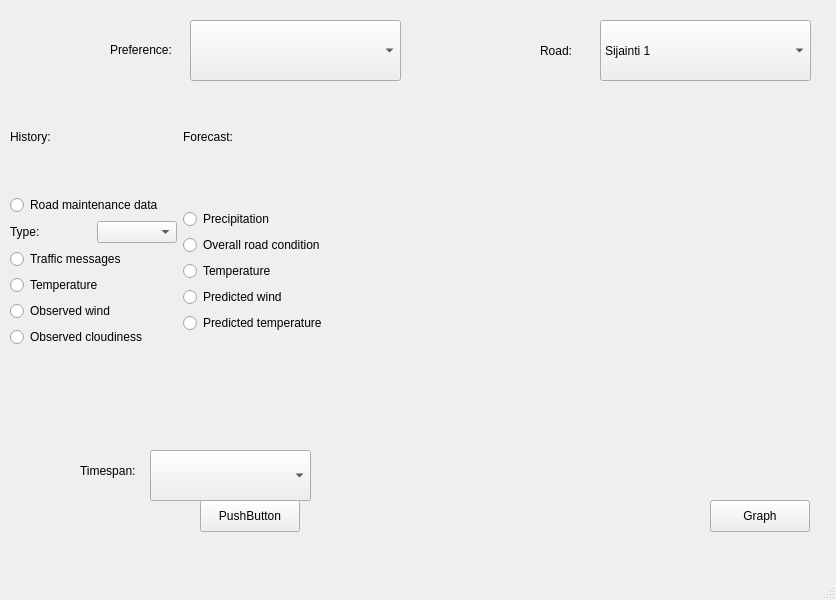
Above: rojekti/mainwindow.ui from victorzhj/roadConditionMonitor before the change. Below: the same form after it.
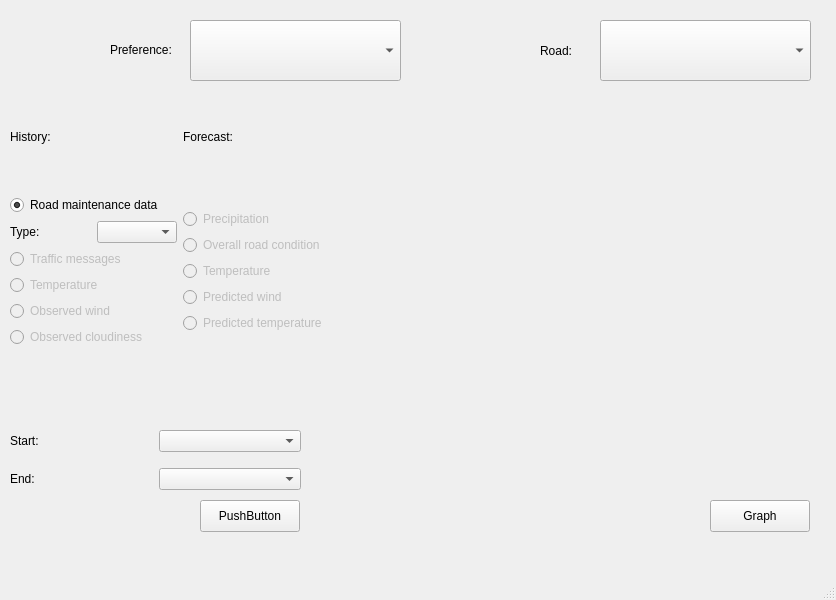
That is the form after the change.

Patch:
```diff
--- a/rojekti/mainwindow.ui
+++ b/rojekti/mainwindow.ui
@@ -33,16 +33,6 @@
       <height>61</height>
      </rect>
     </property>
-    <item>
-     <property name="text">
-      <string>Sijainti 1</string>
-     </property>
-    </item>
-    <item>
-     <property name="text">
-      <string>sijainti 2</string>
-     </property>
-    </item>
    </widget>
    <widget class="QPushButton" name="pushButton">
     <property name="geometry">
@@ -57,16 +47,6 @@
      <string>Graph</string>
     </property>
    </widget>
-   <widget class="QComboBox" name="timespan_dropdown">
-    <property name="geometry">
-     <rect>
-      <x>150</x>
-      <y>450</y>
-      <width>161</width>
-      <height>51</height>
-     </rect>
-    </property>
-   </widget>
    <widget class="QPushButton" name="pushButton_2">
     <property name="geometry">
      <rect>
@@ -106,19 +86,6 @@
      <string>Road:</string>
     </property>
    </widget>
-   <widget class="QLabel" name="label_3">
-    <property name="geometry">
-     <rect>
-      <x>80</x>
-      <y>461</y>
-      <width>81</width>
-      <height>20</height>
-     </rect>
-    </property>
-    <property name="text">
-     <string>Timespan:</string>
-    </property>
-   </widget>
    <widget class="QWidget" name="horizontalLayoutWidget">
     <property name="geometry">
      <rect>
@@ -156,6 +123,9 @@
          <property name="text">
           <string>Road maintenance data</string>
          </property>
+         <property name="checked">
+          <bool>true</bool>
+         </property>
         </widget>
        </item>
        <item>
@@ -174,6 +144,9 @@
        </item>
        <item>
         <widget class="QRadioButton" name="trafficmessages">
+         <property name="enabled">
+          <bool>false</bool>
+         </property>
          <property name="text">
           <string>Traffic messages</string>
          </property>
@@ -181,6 +154,9 @@
        </item>
        <item>
         <widget class="QRadioButton" name="temperature_h">
+         <property name="enabled">
+          <bool>false</bool>
+         </property>
          <property name="text">
           <string>Temperature</string>
          </property>
@@ -188,6 +164,9 @@
        </item>
        <item>
         <widget class="QRadioButton" name="observedwind">
+         <property name="enabled">
+          <bool>false</bool>
+         </property>
          <property name="text">
           <string>Observed wind</string>
          </property>
@@ -195,6 +174,9 @@
        </item>
        <item>
         <widget class="QRadioButton" name="observedcloudiness">
+         <property name="enabled">
+          <bool>false</bool>
+         </property>
          <property name="text">
           <string>Observed cloudiness</string>
          </property>
@@ -239,6 +221,9 @@
        </item>
        <item>
         <widget class="QRadioButton" name="precipitation">
+         <property name="enabled">
+          <bool>false</bool>
+         </property>
          <property name="text">
           <string>Precipitation</string>
          </property>
@@ -246,6 +231,9 @@
        </item>
        <item>
         <widget class="QRadioButton" name="roadcondition">
+         <property name="enabled">
+          <bool>false</bool>
+         </property>
          <property name="text">
           <string>Overall road condition</string>
          </property>
@@ -253,6 +241,9 @@
        </item>
        <item>
         <widget class="QRadioButton" name="temperature_f">
+         <property name="enabled">
+          <bool>false</bool>
+         </property>
          <property name="text">
           <string>Temperature</string>
          </property>
@@ -260,6 +251,9 @@
        </item>
        <item>
         <widget class="QRadioButton" name="predictedwind">
+         <property name="enabled">
+          <bool>false</bool>
+         </property>
          <property name="text">
           <string>Predicted wind</string>
          </property>
@@ -267,6 +261,9 @@
        </item>
        <item>
         <widget class="QRadioButton" name="predictedtemperature">
+         <property name="enabled">
+          <bool>false</bool>
+         </property>
          <property name="text">
           <string>Predicted temperature</string>
          </property>
@@ -300,6 +297,46 @@
     </property>
     <layout class="QHBoxLayout" name="horizontalLayout"/>
    </widget>
+   <widget class="QWidget" name="verticalLayoutWidget">
+    <property name="geometry">
+     <rect>
+      <x>10</x>
+      <y>420</y>
+      <width>291</width>
+      <height>80</height>
+     </rect>
+    </property>
+    <layout class="QVBoxLayout" name="verticalLayout_3">
+     <item>
+      <layout class="QHBoxLayout" name="horizontalLayout_3">
+       <item>
+        <widget class="QLabel" name="startLabel">
+         <property name="text">
+          <string>Start:</string>
+         </property>
+        </widget>
+       </item>
+       <item>
+        <widget class="QComboBox" name="start_dropdown"/>
+       </item>
+      </layout>
+     </item>
+     <item>
+      <layout class="QHBoxLayout" name="horizontalLayout_4">
+       <item>
+        <widget class="QLabel" name="endLabel">
+         <property name="text">
+          <string>End:</string>
+         </property>
+        </widget>
+       </item>
+       <item>
+        <widget class="QComboBox" name="end_dropdown"/>
+       </item>
+      </layout>
+     </item>
+    </layout>
+   </widget>
   </widget>
   <widget class="QMenuBar" name="menubar">
    <property name="geometry">
```
Left out of the diff: 6 changed lines with no effect on the pictures.
